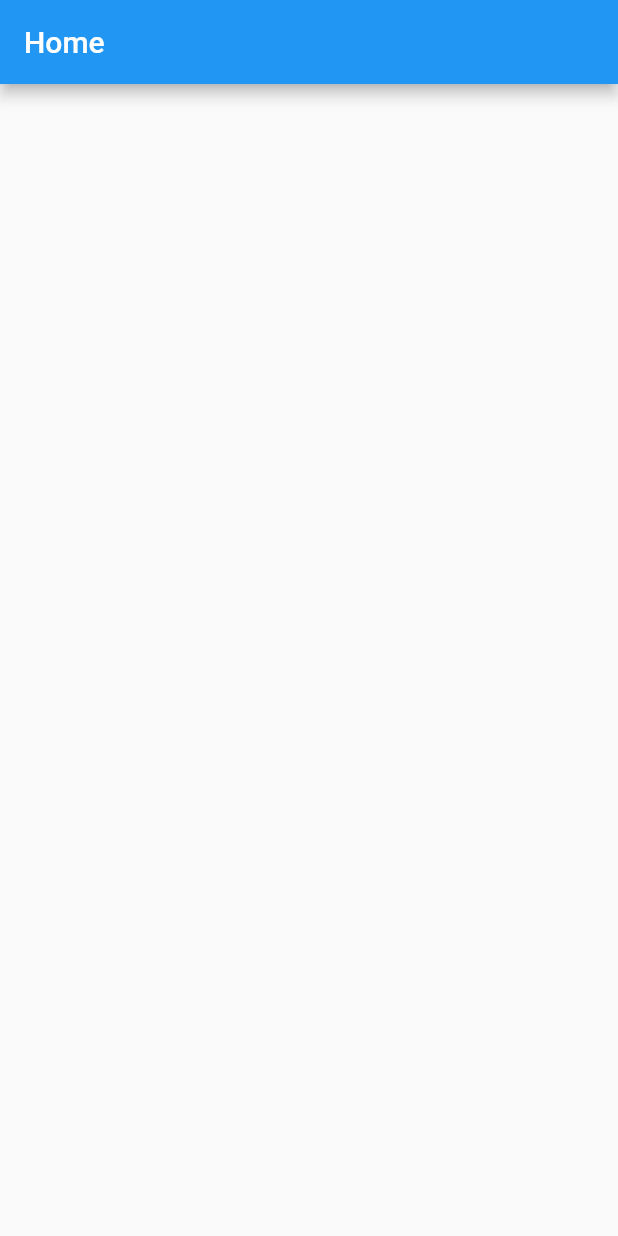
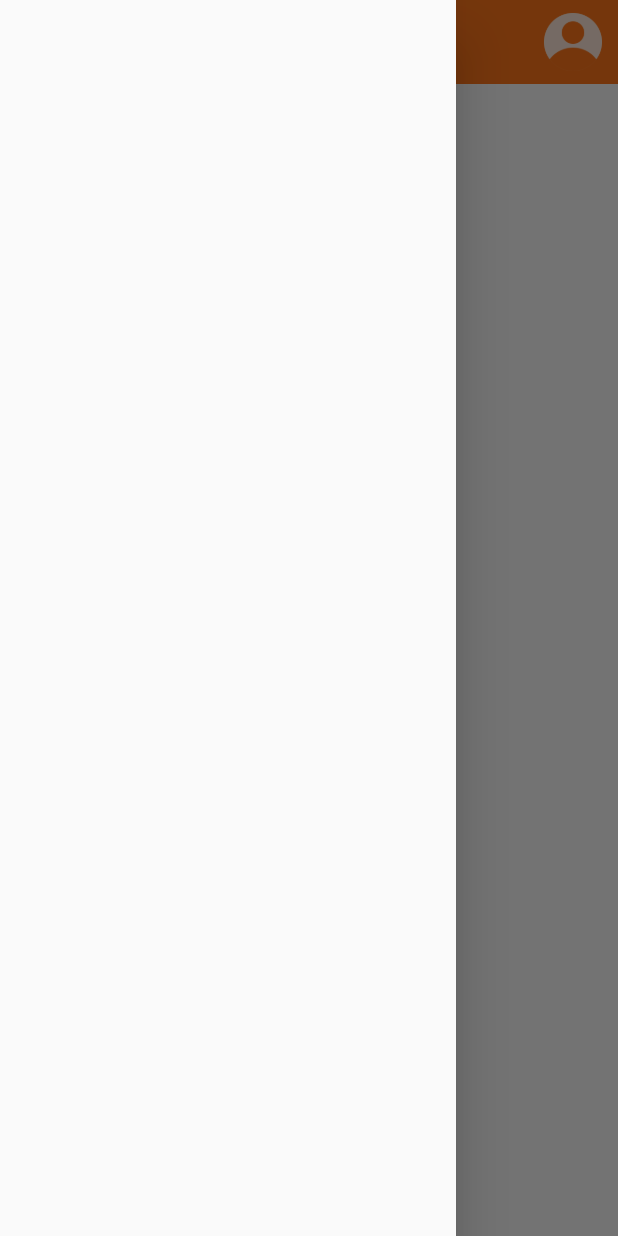
Before and after one commit to rayanramazan/Mshop-Application, a Flutter app: the screen it shows after launch, with the side drawer open (before the commit the screen has no drawer), on a phone screen of 412 x 824 dp. Run offline on Flutter 3.47's test engine with Material 2 defaults, Android fonts, the light colour scheme and no system bars.

Commit message:
Complete Appbar UI

```diff
--- /dev/null
+++ b/lib/layout/appbar.dart
@@ -0,0 +1,25 @@
+import 'package:flutter/cupertino.dart';
+import 'package:flutter/material.dart';
+
+AppBar appBar() {
+  return AppBar(
+      iconTheme: IconThemeData(
+        size: 28, //change size on your need
+        color: Colors.white, //change color on your need
+      ),
+      centerTitle: true,
+      elevation: 0,
+      title: const Text(
+        "MShop",
+        style: TextStyle(
+            color: Colors.white, fontWeight: FontWeight.bold, fontSize: 28),
+      ),
+      actions: [
+        Container(
+          padding: const EdgeInsets.symmetric(horizontal: 10, vertical: 8),
+          child: ClipRRect(
+              borderRadius: BorderRadius.circular(100),
+              child: Image.asset('assets/img/user.png')),
+        )
+      ]);
+}
--- a/lib/main.dart
+++ b/lib/main.dart
@@ -4,12 +4,12 @@ import 'pages/home.dart';
 void main() {
   runApp(MaterialApp(
     debugShowCheckedModeBanner: false,
-    // theme: ThemeData(
-    //     primaryColor: const Color.fromARGB(255, 193, 25, 0),
-    //     // ignore: deprecated_member_use
-    //     buttonColor: const Color.fromARGB(255, 193, 25, 0),
-    //     primarySwatch: Colors.red,
-    //     appBarTheme: const AppBarTheme(color: Color.fromARGB(255, 193, 25, 0))),
+    theme: ThemeData(
+        primaryColor: const Color.fromARGB(255, 255, 118, 27),
+        // ignore: deprecated_member_use
+        buttonColor: const Color.fromARGB(255, 255, 118, 27),
+        primarySwatch: Colors.orange,
+        appBarTheme: const AppBarTheme(color: Color.fromARGB(255, 255, 118, 27),)),
     initialRoute: '/',
     routes: {
       '/': (context) => const Home(),
--- a/lib/pages/home.dart
+++ b/lib/pages/home.dart
@@ -1,6 +1,5 @@
 import 'package:flutter/material.dart';
-import 'package:flutter/src/widgets/container.dart';
-import 'package:flutter/src/widgets/framework.dart';
+import 'package:mshop/layout/appbar.dart';
 
 class Home extends StatelessWidget {
   const Home({super.key});
@@ -8,9 +7,8 @@ class Home extends StatelessWidget {
   @override
   Widget build(BuildContext context) {
     return Scaffold(
-      appBar: AppBar(
-        title: const Text("Home"),
-      ),
+      appBar: appBar(),
+      drawer: const Drawer(),
     );
   }
 }
--- a/pubspec.yaml
+++ b/pubspec.yaml
@@ -77,7 +77,7 @@ flutter:
   fonts:
     - family: kurdish
       fonts:
-        - asset: assets/fonst/kurdish.ttf
+        - asset: assets/fonts/kurdish.ttf
   #
   # For details regarding fonts from package dependencies,
   # see https://flutter.dev/custom-fonts/#from-packages
```
Also changed, not shown: assets/img/user.png (added).
